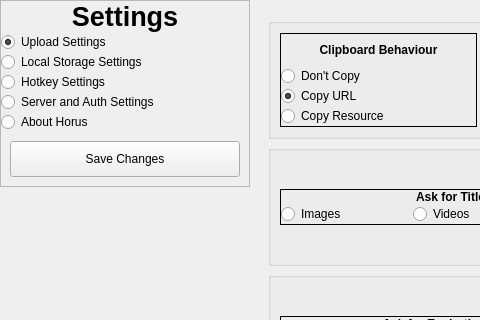
First picture: the form in app/window/editsettingswindow.ui, repository nickdonnelly/horus, before the edit; both pictures show x 0 to 480 and y 0 to 320 of the 709 by 480 pixel window.
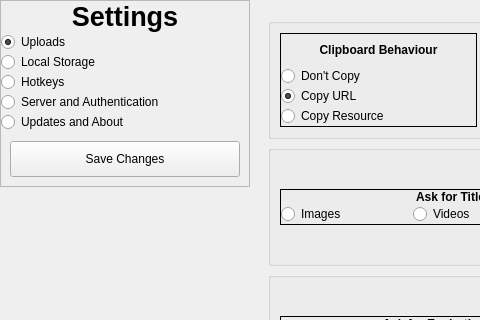
Second picture: the form after the edit. The open tabs and pages were chosen to show the change.

Commit message: Fixed default page for settings window and made the labels more sensible.

What changed in the file:
```diff
--- a/app/window/editsettingswindow.ui
+++ b/app/window/editsettingswindow.ui
@@ -153,7 +153,7 @@
              <item>
               <widget class="QRadioButton" name="rbUploads">
                <property name="text">
-                <string>Upload Settings</string>
+                <string>Uploads</string>
                </property>
                <property name="checked">
                 <bool>true</bool>
@@ -163,14 +163,14 @@
              <item>
               <widget class="QRadioButton" name="rbLocal">
                <property name="text">
-                <string>Local Storage Settings</string>
+                <string>Local Storage</string>
                </property>
               </widget>
              </item>
              <item>
               <widget class="QRadioButton" name="rbHotkeys">
                <property name="text">
-                <string>Hotkey Settings</string>
+                <string>Hotkeys</string>
                </property>
                <property name="checked">
                 <bool>false</bool>
@@ -180,14 +180,14 @@
              <item>
               <widget class="QRadioButton" name="rbAuth">
                <property name="text">
-                <string>Server and Auth Settings</string>
+                <string>Server and Authentication</string>
                </property>
               </widget>
              </item>
              <item>
               <widget class="QRadioButton" name="rbAbout">
                <property name="text">
-                <string>About Horus</string>
+                <string>Updates and About</string>
                </property>
               </widget>
              </item>
```
Left out of the diff: 2 changed lines with no effect on the pictures.
